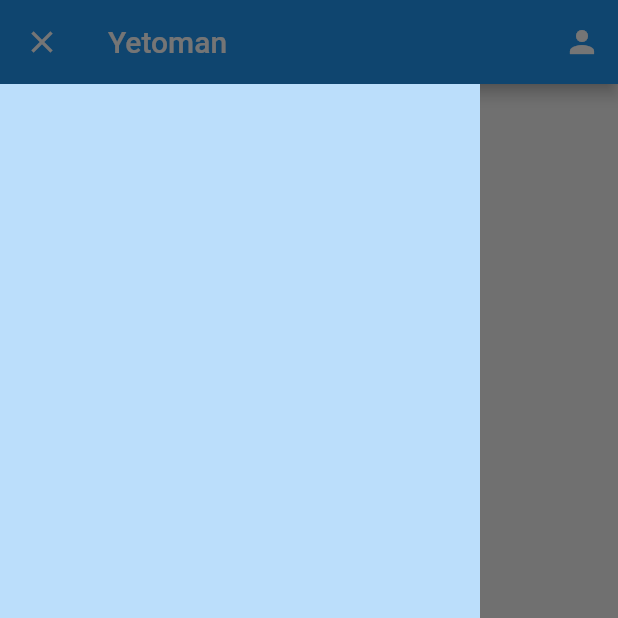
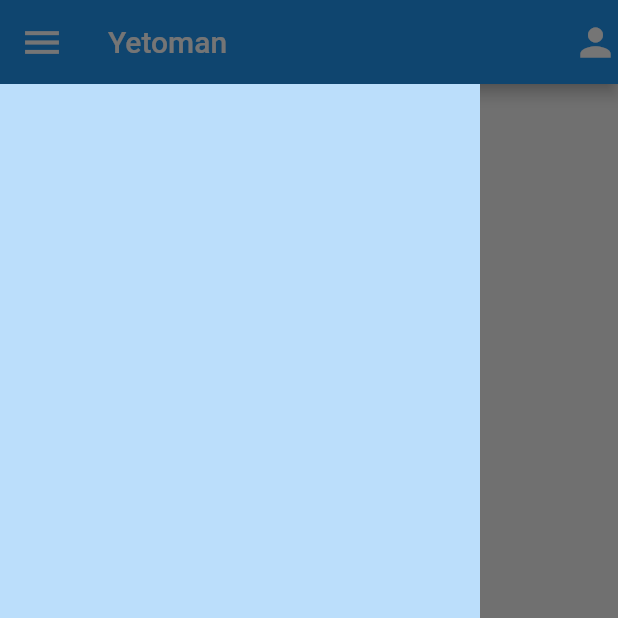
Before and after one commit to neekware/yetoman, a Flutter app: the screen it shows after launch, with the side drawer open, on a phone screen of 412 x 824 dp, the top half of it. Run offline on Flutter 3.47's test engine with Material 2 defaults, Android fonts, the light colour scheme and no system bars; our stand-ins replace hooks_riverpod.

Commit message:
Animation try

```diff
--- a/lib/layout/header.dart
+++ b/lib/layout/header.dart
@@ -3,6 +3,7 @@ import 'package:hooks_riverpod/hooks_riverpod.dart';
 import 'package:yetoman/state/layout_state.dart';
 
 import '../model/state.dart';
+import '../util/animation.dart';
 
 class LayoutHeader extends ConsumerWidget implements PreferredSizeWidget {
   final Color backgroundColor = Colors.red;
@@ -29,27 +30,36 @@ class LayoutHeader extends ConsumerWidget implements PreferredSizeWidget {
       title: Text(title),
       leading: Builder(
         builder: (context) {
-          return IconButton(
-            icon: Icon(layout.menuOpen ? Icons.close : Icons.menu),
-            onPressed: () {
-              handleDrawer(
-                  context, ref.read(layoutStateProvider.notifier).toggleMenu());
-            },
+          return AnimationWidget(
+            degree: layout.notifyOpen ? -90 : 90,
+            child: Icon(
+              layout.notifyOpen ? Icons.close : Icons.menu,
+              color: Colors.white,
+              size: 30.0,
+            ),
           );
+          // return IconButton(
+          //   icon: Icon(layout.menuOpen ? Icons.close : Icons.menu),
+          //   onPressed: () {
+          //     handleDrawer(
+          //         context, ref.read(layoutStateProvider.notifier).toggleMenu());
+          //   },
+          // );
         },
       ),
       actions: [
         Builder(
           builder: (context) {
-            return IconButton(
-              icon: const Icon(Icons.person),
-              onPressed: () {
-                handleDrawer(context,
-                    ref.read(layoutStateProvider.notifier).toggleNotify());
-              },
+            return AnimationWidget(
+              degree: layout.notifyOpen ? -90 : 90,
+              child: const Icon(
+                Icons.person,
+                color: Colors.white,
+                size: 30.0,
+              ),
             );
           },
-        )
+        ),
       ],
     );
   }
--- /dev/null
+++ b/lib/util/animation copy.dart
@@ -0,0 +1,55 @@
+import 'dart:math' as math;
+
+import 'package:flutter/material.dart';
+
+typedef PressedCallback = Function(bool pressed);
+
+class AnimationWidget extends StatefulWidget {
+  Widget child = Container();
+  int degree = 90;
+
+  AnimationWidget({super.key, required this.child, required this.degree});
+
+  @override
+  State<AnimationWidget> createState() => _AnimationWidgetState();
+}
+
+class _AnimationWidgetState extends State<AnimationWidget>
+    with SingleTickerProviderStateMixin {
+  _AnimationWidgetState();
+
+  late final AnimationController widgetCtrl = AnimationController(
+      vsync: this, duration: const Duration(milliseconds: 200))
+    ..addListener(() {
+      setState(() {});
+    });
+
+  final rotation = [90, 180, 270, 360, -90, -180, -270, -360];
+
+  @override
+  Widget build(BuildContext context) {
+    double end = widget.degree / 360 * 1.0;
+    return GestureDetector(
+      child: AnimatedBuilder(
+          animation: widgetCtrl,
+          builder: (context, child) {
+            return RotationTransition(
+              turns: Tween<double>(begin: 0.0, end: end).animate(widgetCtrl),
+              alignment: Alignment.center,
+              child: widget.child,
+            );
+          }),
+      onTap: () {
+        setState(() {
+          end = widget.degree / 360;
+          widgetCtrl.forward();
+        });
+        print('onTap');
+      },
+      // onTapUp: (details) {
+      //   widgetCtrl.reverse();
+      //   print('onTapUp');
+      // },
+    );
+  }
+}
--- /dev/null
+++ b/lib/util/animation.dart
@@ -0,0 +1,55 @@
+import 'dart:math' as math;
+
+import 'package:flutter/material.dart';
+
+typedef PressedCallback = Function(bool pressed);
+
+class AnimationWidget extends StatefulWidget {
+  Widget child = Container();
+  int degree = 90;
+
+  AnimationWidget({super.key, required this.child, required this.degree});
+
+  @override
+  State<AnimationWidget> createState() => _AnimationWidgetState();
+}
+
+class _AnimationWidgetState extends State<AnimationWidget>
+    with SingleTickerProviderStateMixin {
+  _AnimationWidgetState();
+
+  late final AnimationController widgetCtrl = AnimationController(
+      vsync: this, duration: const Duration(milliseconds: 200))
+    ..addListener(() {
+      setState(() {});
+    });
+
+  final rotation = [90, 180, 270, 360, -90, -180, -270, -360];
+
+  @override
+  Widget build(BuildContext context) {
+    double end = widget.degree / 360 * 1.0;
+    return GestureDetector(
+      child: AnimatedBuilder(
+          animation: widgetCtrl,
+          builder: (context, child) {
+            return RotationTransition(
+              turns: Tween<double>(begin: 0.0, end: end).animate(widgetCtrl),
+              alignment: Alignment.center,
+              child: widget.child,
+            );
+          }),
+      onTap: () {
+        setState(() {
+          end = widget.degree / 360;
+          widgetCtrl.forward();
+        });
+        print('onTap');
+      },
+      // onTapUp: (details) {
+      //   widgetCtrl.reverse();
+      //   print('onTapUp');
+      // },
+    );
+  }
+}
```
